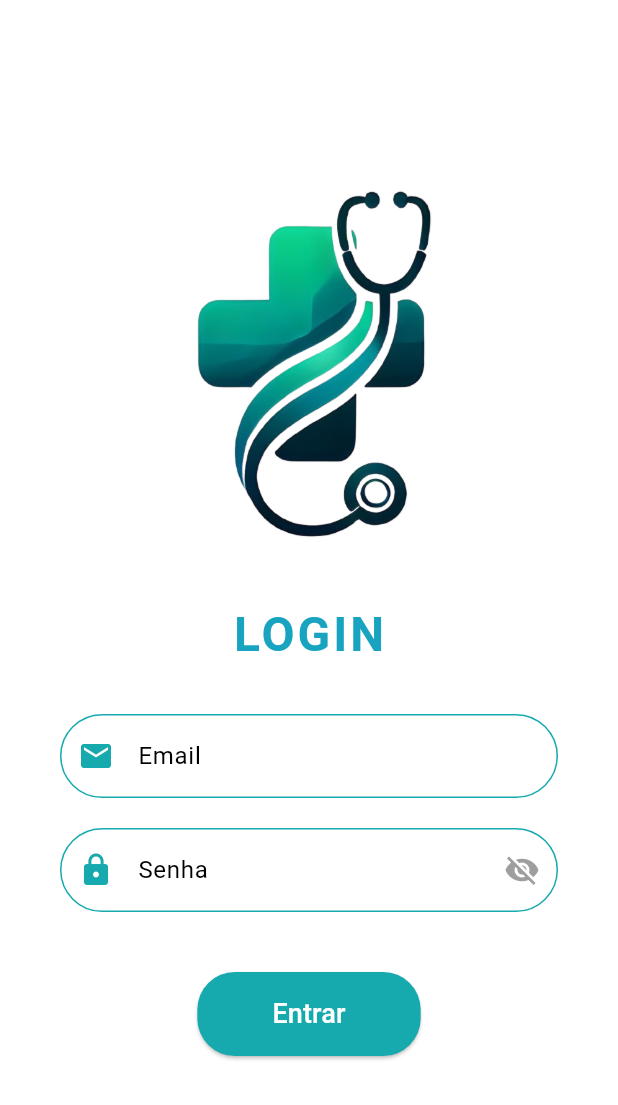
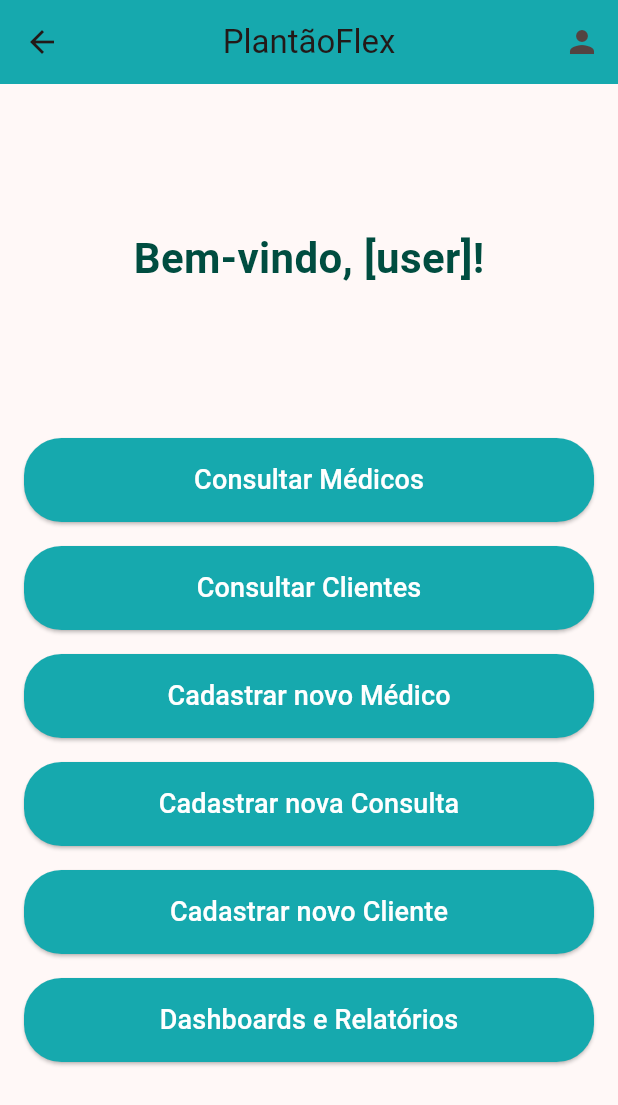
Before and after one commit to GustavoLMarcelino/PlantaoFlex, a Flutter app: the screen it shows after launch, after a tap on "Entrar", on a phone screen of 412 x 824 dp. Shown: the top 1105 px of the screen. Run offline on Flutter 3.47's test engine with Material 3 defaults, Android fonts, the phone set to English and light mode, and no system bars.

Commit message:
0.3.0
Front do Menu feito

```diff
--- a/lib/main.dart
+++ b/lib/main.dart
@@ -37,7 +37,7 @@ class _MyHomePageState extends State<MyHomePage> {
   @override
   Widget build(BuildContext context) {
     return Scaffold(
-      backgroundColor: Colors.white, // Fundo branco
+      backgroundColor: Colors.white,
       body: Padding(
         padding: const EdgeInsets.symmetric(horizontal: 20.0),
         child: Column(
@@ -47,8 +47,8 @@ class _MyHomePageState extends State<MyHomePage> {
             // Imagem centralizada
             Image.asset(
               'images/logo_plantaoFlex.png', // Substitua pelo caminho correto
-              width: 170, // Largura da imagem
-              height: 250, // Altura da imagem
+              width: 170,
+              height: 250,
               fit: BoxFit.cover,
             ),
             const SizedBox(height: 30), // Espaçamento entre a imagem e o texto "LOGIN"
@@ -59,7 +59,7 @@ class _MyHomePageState extends State<MyHomePage> {
               style: TextStyle(
                 fontSize: 32,
                 fontWeight: FontWeight.bold,
-                color: Color.fromARGB(255,24,164,192), // Cor verde escuro
+                color: Color.fromARGB(255, 24, 164, 192), // Cor verde escuro
                 letterSpacing: 2.0,
               ),
             ),
@@ -76,13 +76,13 @@ class _MyHomePageState extends State<MyHomePage> {
                   hintText: 'Digite seu e-mail',
                   labelStyle: const TextStyle(color: Colors.black),
                   hintStyle: const TextStyle(color: Colors.grey),
-                  prefixIcon: const Icon(Icons.email, color: Color.fromARGB(255, 22, 169, 174)), // Ícone de email
+                  prefixIcon: const Icon(Icons.email, color: Color.fromARGB(255, 22, 169, 174)),
                   enabledBorder: OutlineInputBorder(
-                    borderSide: const BorderSide(color: Color.fromARGB(255, 22, 169, 174)), // Borda quando não está selecionado
-                    borderRadius: BorderRadius.circular(30.0), // Borda arredondada
+                    borderSide: const BorderSide(color: Color.fromARGB(255, 22, 169, 174)),
+                    borderRadius: BorderRadius.circular(30.0),
                   ),
                   focusedBorder: OutlineInputBorder(
-                    borderSide: const BorderSide(color: Color.fromARGB(255, 22, 169, 174), width: 2.0), // Borda ao focar
+                    borderSide: const BorderSide(color: Color.fromARGB(255, 22, 169, 174), width: 2.0),
                     borderRadius: BorderRadius.circular(30.0),
                   ),
                   filled: true,
@@ -90,7 +90,7 @@ class _MyHomePageState extends State<MyHomePage> {
                 ),
               ),
             ),
-            const SizedBox(height: 20), // Espaçamento entre os campos
+            const SizedBox(height: 20),
 
             // Campo de texto para senha
             Padding(
@@ -103,7 +103,7 @@ class _MyHomePageState extends State<MyHomePage> {
                   hintText: 'Digite sua senha',
                   labelStyle: const TextStyle(color: Colors.black),
                   hintStyle: const TextStyle(color: Colors.grey),
-                  prefixIcon: const Icon(Icons.lock, color: Color.fromARGB(255, 22, 169, 174)), // Ícone de cadeado
+                  prefixIcon: const Icon(Icons.lock, color: Color.fromARGB(255, 22, 169, 174)),
                   suffixIcon: IconButton(
                     icon: Icon(
                       _obscureText ? Icons.visibility_off : Icons.visibility,
@@ -134,13 +134,16 @@ class _MyHomePageState extends State<MyHomePage> {
             ElevatedButton(
               style: ElevatedButton.styleFrom(
                 padding: const EdgeInsets.symmetric(horizontal: 50, vertical: 15),
-                backgroundColor: const Color.fromARGB(255, 22, 169, 174), // Cor verde escuro
+                backgroundColor: const Color.fromARGB(255, 22, 169, 174),
                 shape: RoundedRectangleBorder(
-                  borderRadius: BorderRadius.circular(25), // Botão arredondado
+                  borderRadius: BorderRadius.circular(25),
                 ),
               ),
               onPressed: () {
-                // Ação do botão de login
+                Navigator.push(
+                  context,
+                  MaterialPageRoute(builder: (context) => const MenuPage()), // Navegação para o Menu
+                );
               },
               child: const Text(
                 'Entrar',
@@ -157,89 +160,87 @@ class _MyHomePageState extends State<MyHomePage> {
   }
 }
 
-
-
-// Nova Tela de Cadastro
-class CadastroPage extends StatefulWidget {
-  const CadastroPage({super.key});
-
-  @override
-  State<CadastroPage> createState() => _CadastroPageState();
-}
-
-class _CadastroPageState extends State<CadastroPage> {
-  final _formKey = GlobalKey<FormState>();
-  String _nome = '';
-  String _email = '';
-  String _senha = '';
+// Menu Principal
+class MenuPage extends StatelessWidget {
+  const MenuPage({super.key});
 
   @override
   Widget build(BuildContext context) {
     return Scaffold(
       appBar: AppBar(
-        title: const Text('Cadastro de Usuário'),
-        backgroundColor: Theme.of(context).colorScheme.inversePrimary,
+        title: const Text('PlantãoFlex'),
+        centerTitle: true,
+        backgroundColor: const Color.fromARGB(255, 22, 169, 174),
+        actions: [
+          // Ícone de usuário na extrema direita
+          IconButton(
+            icon: const Icon(Icons.person),
+            onPressed: () {
+            },
+          ),
+        ],
       ),
       body: Padding(
         padding: const EdgeInsets.all(16.0),
-        child: Form(
-          key: _formKey,
-          child: Column(
-            children: [
-              TextFormField(
-                decoration: const InputDecoration(labelText: 'Nome'),
-                validator: (value) {
-                  if (value == null || value.isEmpty) {
-                    return 'Por favor, insira seu nome';
-                  }
-                  return null;
-                },
-                onSaved: (value) {
-                  _nome = value ?? '';
-                },
+        child: Column(
+          crossAxisAlignment: CrossAxisAlignment.center, // Centraliza o conteúdo horizontalmente
+          children: <Widget>[
+            // Espaçamento controlado entre o AppBar e o texto "Bem-vindo, [user]!"
+            const SizedBox(height: 80), // Ajuste este valor para mover o título mais próximo ou mais distante do AppBar
+            const Text(
+              'Bem-vindo, [user]!',
+              style: TextStyle(
+                fontSize: 28,
+                fontWeight: FontWeight.bold,
+                color: Color(0xFF004D40), // Cor verde escuro
               ),
-              TextFormField(
-                decoration: const InputDecoration(labelText: 'Email'),
-                validator: (value) {
-                  if (value == null || value.isEmpty) {
-                    return 'Por favor, insira seu email';
-                  }
-                  if (!RegExp(r'^[^@]+@[^@]+\.[^@]+').hasMatch(value)) {
-                    return 'Por favor, insira um email válido';
-                  }
-                  return null;
-                },
-                onSaved: (value) {
-                  _email = value ?? '';
-                },
+            ),
+            const SizedBox(height: 0), // Espaçamento entre o título e os botões
+
+            // Botões de Menu (Usando ElevatedButton)
+            Expanded(
+              child: Column(
+                mainAxisAlignment: MainAxisAlignment.center, // Centraliza os botões verticalmente na parte restante
+                crossAxisAlignment: CrossAxisAlignment.center,
+                children: [
+                  _buildMenuButton(context, 'Consultar Médicos'),
+                  _buildMenuButton(context, 'Consultar Clientes'),
+                  _buildMenuButton(context, 'Cadastrar novo Médico'),
+                  _buildMenuButton(context, 'Cadastrar nova Consulta'),
+                  _buildMenuButton(context, 'Cadastrar novo Cliente'),
+                  _buildMenuButton(context, 'Dashboards e Relatórios'),
+                ],
               ),
-              TextFormField(
-                decoration: const InputDecoration(labelText: 'Senha'),
-                obscureText: true,
-                validator: (value) {
-                  if (value == null || value.length < 6) {
-                    return 'A senha deve ter pelo menos 6 caracteres';
-                  }
-                  return null;
-                },
-                onSaved: (value) {
-                  _senha = value ?? '';
-                },
-              ),
-              const SizedBox(height: 20),
-             ElevatedButton(
-                onPressed: () {
-                  if (_formKey.currentState?.validate() ?? false) {
-                    _formKey.currentState?.save();
-                    ScaffoldMessenger.of(context).showSnackBar(
-                      SnackBar(content: Text('Usuário $_nome cadastrado com sucesso! Email: $_email, Senha: $_senha')),
-                    );
-                    Navigator.pop(context);
-                  }
-                },
-                child: const Text('Cadastrar'),
-              ),
-            ],
+            ),
+          ],
+        ),
+      ),
+    );
+  }
+
+  // Função para construir botões de menu
+  Widget _buildMenuButton(BuildContext context, String text) {
+    return Padding(
+      padding: const EdgeInsets.symmetric(vertical: 8.0),
+      child: SizedBox(
+        width: double.infinity, // Largura máxima possível (preenche toda a tela)
+        child: ElevatedButton(
+          style: ElevatedButton.styleFrom(
+            padding: const EdgeInsets.symmetric(vertical: 15), // Definir padding apenas para a altura
+            backgroundColor: const Color.fromARGB(255, 22, 169, 174),
+            shape: RoundedRectangleBorder(
+              borderRadius: BorderRadius.circular(25), // Botões arredondados
+            ),
+          ),
+          onPressed: () {
+            // Ação de cada botão pode ser definida aqui
+          },
+          child: Text(
+            text,
+            style: const TextStyle(
+              color: Colors.white,
+              fontSize: 18,
+            ),
           ),
         ),
       ),
```
Also changed, not shown: 1 other file.
